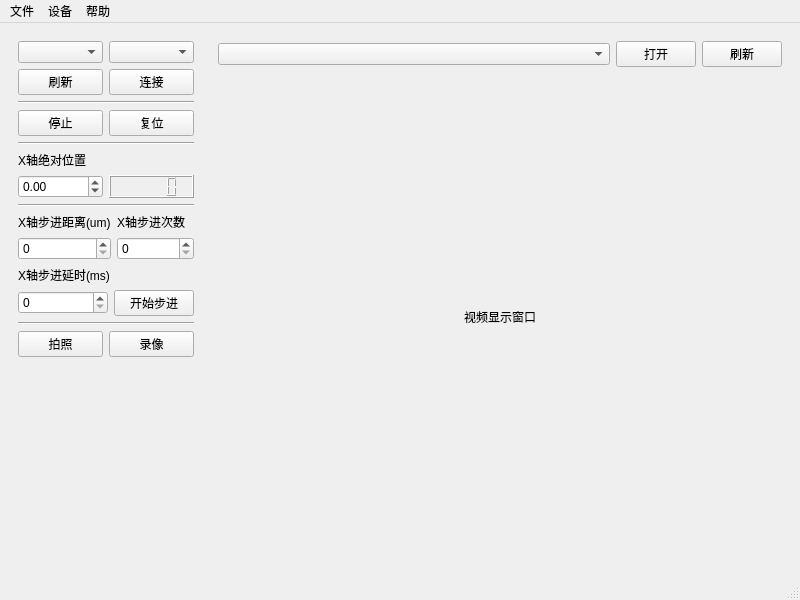
Old version of the form mainwindow.ui in the repository choushunn/ZF_TriAxisCamControl.
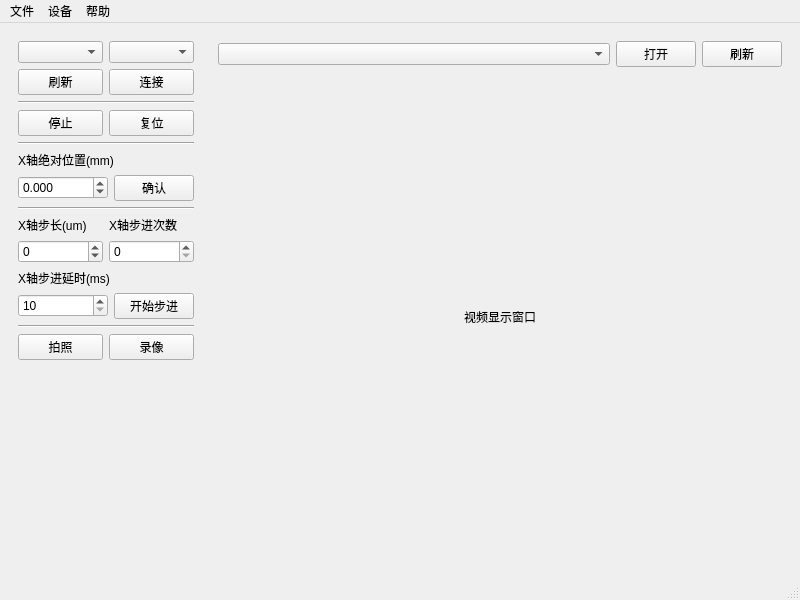
New version of the form.

```diff
--- a/mainwindow.ui
+++ b/mainwindow.ui
@@ -161,7 +161,7 @@
        <item>
         <widget class="QLabel" name="label_2">
          <property name="text">
-          <string>X轴绝对位置</string>
+          <string>X轴绝对位置(mm)</string>
          </property>
          <property name="textFormat">
           <enum>Qt::AutoText</enum>
@@ -172,8 +172,14 @@
         <layout class="QHBoxLayout" name="horizontalLayout_2">
          <item>
           <widget class="QDoubleSpinBox" name="m_spin_abs_position">
+           <property name="sizePolicy">
+            <sizepolicy hsizetype="Minimum" vsizetype="Fixed">
+             <horstretch>2</horstretch>
+             <verstretch>0</verstretch>
+            </sizepolicy>
+           </property>
            <property name="decimals">
-            <number>2</number>
+            <number>3</number>
            </property>
            <property name="minimum">
             <double>-15.000000000000000</double>
@@ -187,25 +193,15 @@
           </widget>
          </item>
          <item>
-          <widget class="QLCDNumber" name="m_lcdNumber">
-           <property name="sizePolicy">
-            <sizepolicy hsizetype="Minimum" vsizetype="Minimum">
-             <horstretch>0</horstretch>
-             <verstretch>0</verstretch>
-            </sizepolicy>
+          <widget class="QPushButton" name="m_btn_absStart">
+           <property name="minimumSize">
+            <size>
+             <width>0</width>
+             <height>22</height>
+            </size>
            </property>
-           <property name="styleSheet">
-            <string notr="true">color: rgb(85, 255, 255);
-</string>
-           </property>
-           <property name="mode">
-            <enum>QLCDNumber::Bin</enum>
-           </property>
-           <property name="segmentStyle">
-            <enum>QLCDNumber::Outline</enum>
-           </property>
-           <property name="value" stdset="0">
-            <double>100.000000000000000</double>
+           <property name="text">
+            <string>确认</string>
            </property>
           </widget>
          </item>
@@ -220,29 +216,6 @@
        </item>
        <item>
         <layout class="QGridLayout" name="gridLayout_2">
-         <item row="1" column="1">
-          <widget class="QSpinBox" name="m_spin_jogNumber">
-           <property name="sizePolicy">
-            <sizepolicy hsizetype="Preferred" vsizetype="Fixed">
-             <horstretch>2</horstretch>
-             <verstretch>0</verstretch>
-            </sizepolicy>
-           </property>
-           <property name="minimumSize">
-            <size>
-             <width>0</width>
-             <height>22</height>
-            </size>
-           </property>
-          </widget>
-         </item>
-         <item row="0" column="0">
-          <widget class="QLabel" name="label_7">
-           <property name="text">
-            <string>X轴步进距离(um)</string>
-           </property>
-          </widget>
-         </item>
          <item row="1" column="0">
           <widget class="QSpinBox" name="m_spinx_jogStep">
            <property name="sizePolicy">
@@ -257,6 +230,12 @@
              <height>22</height>
             </size>
            </property>
+           <property name="minimum">
+            <number>-1000</number>
+           </property>
+           <property name="maximum">
+            <number>1000</number>
+           </property>
           </widget>
          </item>
          <item row="0" column="1">
@@ -266,6 +245,29 @@
            </property>
           </widget>
          </item>
+         <item row="0" column="0">
+          <widget class="QLabel" name="label_7">
+           <property name="text">
+            <string>X轴步长(um)</string>
+           </property>
+          </widget>
+         </item>
+         <item row="1" column="1">
+          <widget class="QSpinBox" name="m_spin_jogNumber">
+           <property name="sizePolicy">
+            <sizepolicy hsizetype="Preferred" vsizetype="Fixed">
+             <horstretch>2</horstretch>
+             <verstretch>0</verstretch>
+            </sizepolicy>
+           </property>
+           <property name="minimumSize">
+            <size>
+             <width>0</width>
+             <height>22</height>
+            </size>
+           </property>
+          </widget>
+         </item>
         </layout>
        </item>
        <item>
@@ -291,6 +293,9 @@
              <height>22</height>
             </size>
            </property>
+           <property name="minimum">
+            <number>10</number>
+           </property>
            <property name="maximum">
             <number>10000</number>
            </property>
```
Left out of the diff: 2 changed lines with no effect on the pictures.
